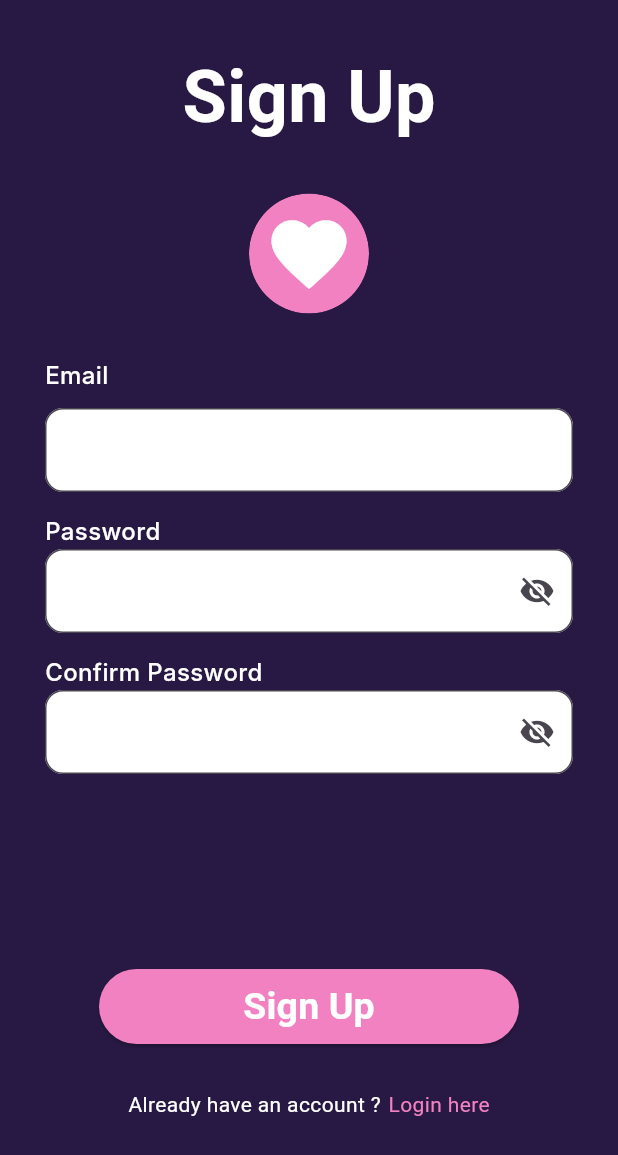
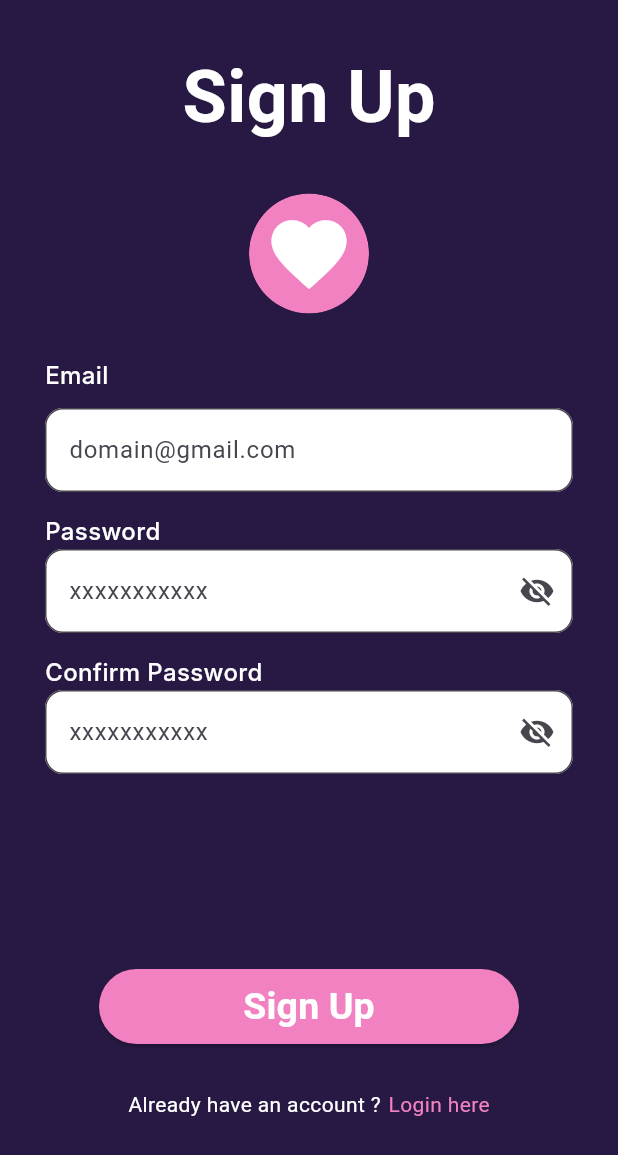
Before and after one commit to NutNaphop/Picket-App, a Flutter app: the RegisterPage screen opened directly, on a phone screen of 412 x 824 dp. Shown: the top 1155 px of the screen. Run offline on Flutter 3.47's test engine with Material 3 defaults, Android fonts, the light colour scheme and no system bars; our stand-ins replace camera, cloud_firestore, dropdown_button2, firebase_auth, firebase_core; accounts and stored records are empty; network calls fail; Roboto replaces fonts that are missing (Inter, Josefin Sans).

Commit message:
add hint text

```diff
--- a/lib/components/Form/LoginForm.dart
+++ b/lib/components/Form/LoginForm.dart
@@ -114,6 +114,7 @@ class _LoginFormState extends State<LoginForm> {
                       border: OutlineInputBorder(
                         borderRadius: BorderRadius.circular(12),
                       ),
+                      hintText: "example@gmail.com",
                       errorStyle: TextStyle(
                           color: Colors.yellow,
                           fontSize: 14,
@@ -145,6 +146,7 @@ class _LoginFormState extends State<LoginForm> {
                       border: OutlineInputBorder(
                         borderRadius: BorderRadius.circular(12),
                       ),
+                      hintText: "xxxxxxxxxxx",
                       suffixIcon: GestureDetector(
                           onTap: () {
                             setState(() {
--- a/lib/components/Form/RegisterForm.dart
+++ b/lib/components/Form/RegisterForm.dart
@@ -109,6 +109,7 @@ class _RegisterFormState extends State<RegisterForm> {
                       border: OutlineInputBorder(
                         borderRadius: BorderRadius.circular(12),
                       ),
+                      hintText: "domain@gmail.com",
                       errorStyle: TextStyle(
                           color: Colors.yellow,
                           fontSize: 14,
@@ -140,6 +141,7 @@ class _RegisterFormState extends State<RegisterForm> {
                       border: OutlineInputBorder(
                         borderRadius: BorderRadius.circular(12),
                       ),
+                      hintText: "xxxxxxxxxxx",
                       suffixIcon: GestureDetector(
                           onTap: () {
                             setState(() {
@@ -185,6 +187,7 @@ class _RegisterFormState extends State<RegisterForm> {
                       border: OutlineInputBorder(
                         borderRadius: BorderRadius.circular(12),
                       ),
+                      hintText: "xxxxxxxxxxx",
                       suffixIcon: GestureDetector(
                           onTap: () {
                             setState(() {
@@ -200,7 +203,7 @@ class _RegisterFormState extends State<RegisterForm> {
                           fontWeight: FontWeight.bold)),
                   validator: (value) {
                     if (value!.isEmpty) return 'Please enter your password';
-                    return null ;
+                    return null;
                   },
                 ),
               ],
```
